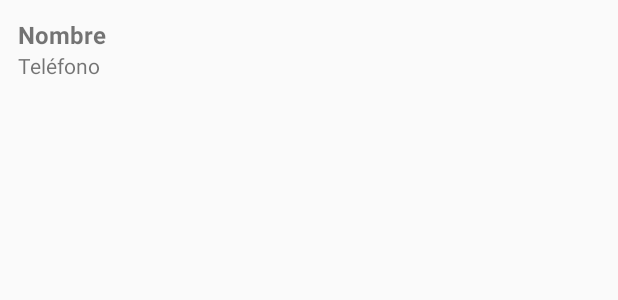
After one commit to LeoCaste/RedSegura, an Android app: the layout item_contact.xml on its own in the app's theme, with its tools: preview values and no code run, on a phone screen of 412 x 824 dp. The commit adds this screen. Shown: the top 300 px of the screen. Run offline under Robolectric (Android 15) with nearby library versions, the phone set to English and light mode, and no system bars.

Commit message:
Últimas correciones graves.

```diff
--- a/app/src/main/java/com/redsegura/fragments/ContactsFragment.java
+++ b/app/src/main/java/com/redsegura/fragments/ContactsFragment.java
@@ -9,7 +9,7 @@ import android.view.View;
 import android.view.ViewGroup;
 import com.redsegura.R;
 import com.redsegura.adapters.ContactAdapter;
-import com.redsegura.models.Contact;
+import com.redsegura.models.ContactModel;
 import java.util.ArrayList;
 import java.util.List;
 
@@ -17,7 +17,7 @@ public class ContactsFragment extends Fragment {
 
     private RecyclerView recyclerView;
     private ContactAdapter adapter;
-    private List<Contact> contactList;
+    private List<ContactModel> contactList;
 
     public ContactsFragment() {
         // Required empty public constructor
--- a/app/src/main/java/com/redsegura/fragments/EmergencyContactsFragment.java
+++ b/app/src/main/java/com/redsegura/fragments/EmergencyContactsFragment.java
@@ -10,7 +10,7 @@ import android.view.ViewGroup;
 import android.widget.Button;
 import com.redsegura.R;
 import com.redsegura.adapters.EmergencyContactAdapter;
-import com.redsegura.models.Contact;
+import com.redsegura.models.ContactModel;
 import java.util.ArrayList;
 import java.util.List;
 
@@ -18,7 +18,7 @@ public class EmergencyContactsFragment extends Fragment {
 
     private RecyclerView recyclerView;
     private EmergencyContactAdapter adapter;
-    private List<Contact> contactList;
+    private List<ContactModel> contactList;
 
     public EmergencyContactsFragment() {
         // Required empty public constructor
--- /dev/null
+++ b/app/src/main/res/layout/item_contact.xml
@@ -0,0 +1,21 @@
+<?xml version="1.0" encoding="utf-8"?>
+<LinearLayout xmlns:android="http://schemas.android.com/apk/res/android"
+    android:padding="12dp"
+    android:layout_width="match_parent"
+    android:layout_height="wrap_content"
+    android:orientation="vertical">
+
+    <TextView
+        android:id="@+id/contactName"
+        android:text="Nombre"
+        android:textStyle="bold"
+        android:textSize="16sp"
+        android:layout_width="wrap_content"
+        android:layout_height="wrap_content"/>
+
+    <TextView
+        android:id="@+id/contactPhone"
+        android:text="Teléfono"
+        android:layout_width="wrap_content"
+        android:layout_height="wrap_content"/>
+</LinearLayout>
```
Also changed, not shown: app/src/main/java/com/redsegura/adapters/ContactAdapter.java (added, +48 -0 lines), app/src/main/java/com/redsegura/adapters/EmergencyContactAdapter.java (added, +48 -0 lines), app/src/main/java/com/redsegura/models/ContactModel.java (added, +14 -0 lines), app/src/main/res/layout/item_emergency_contact.xml (added, +21 -0 lines).
